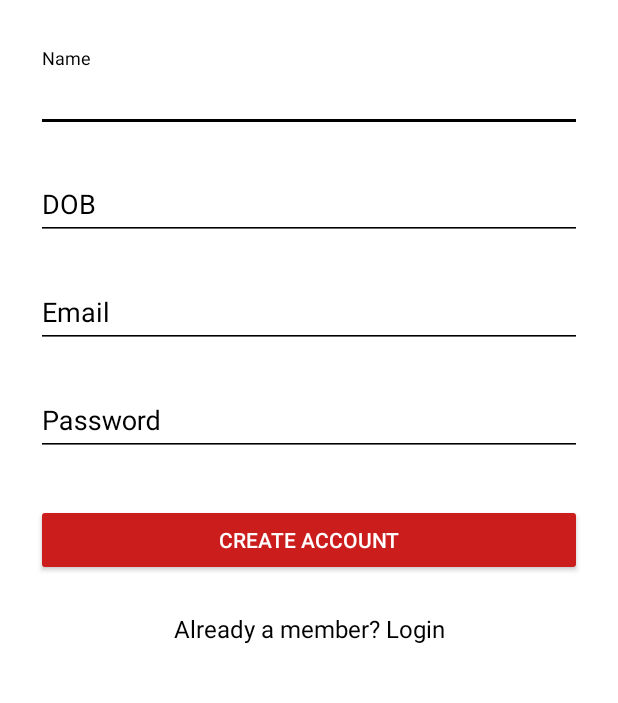
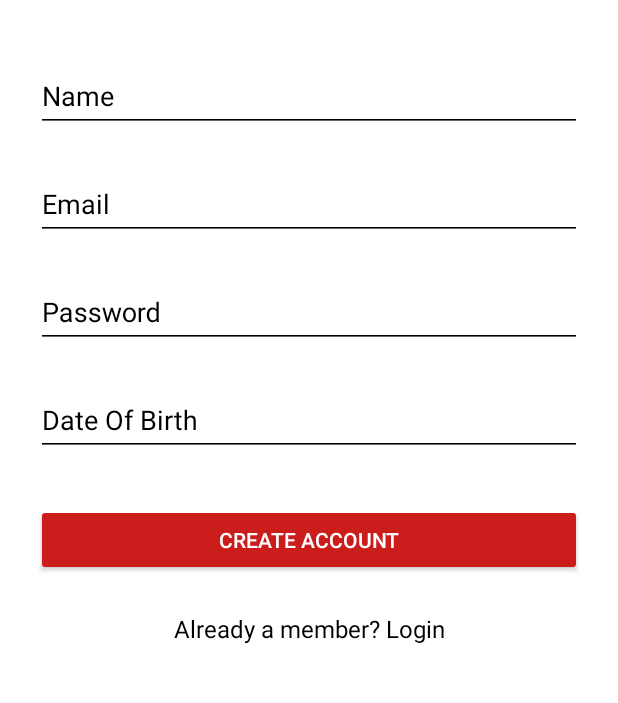
Before and after one commit to hmmousa/EventFy, an Android app: the screen it shows after launch (SignupActivity), on a phone screen of 412 x 824 dp, the part 384-1087 px from its top. Run offline under Robolectric (Android 15) with nearby library versions, the phone set to English and light mode, and no system bars; our stand-ins replace ButterKnife; libraries missing offline, so code that uses them is left out: com.fourmob.datetimepicker; 1 statement that could not run was skipped.

Commit message:
signup DOB changes

```diff
--- a/app/src/main/java/com/CSUF/EventFy/SignupActivity.java
+++ b/app/src/main/java/com/CSUF/EventFy/SignupActivity.java
@@ -40,7 +40,7 @@ public class SignupActivity extends AppCompatActivity implements OnDateSetListen
     @Bind(R.id.input_name) EditText _nameText;
     @Bind(R.id.input_email) EditText _emailText;
     @Bind(R.id.input_password) EditText _passwordText;
-    @Bind(R.id.input_DOB) EditText _dobtext;
+    @Bind(R.id.input_DOB) TextView _dobtext;
     @Bind(R.id.btn_signup) Button _signupButton;
     @Bind(R.id.link_login) TextView _loginLink;
 
--- a/app/src/main/res/layout/activity_signup.xml
+++ b/app/src/main/res/layout/activity_signup.xml
@@ -11,7 +11,10 @@
         android:layout_height="wrap_content"
         android:paddingTop="56dp"
         android:paddingLeft="24dp"
-        android:paddingRight="24dp">
+        android:paddingRight="24dp"
+        android:focusable="true"
+        android:focusableInTouchMode="true"
+        >
 
         <!-- Name Label -->
         <ImageView
@@ -35,18 +38,7 @@
                       android:textColor="@color/black"/>
         </android.support.design.widget.TextInputLayout>'
 
-        <android.support.design.widget.TextInputLayout
-            android:layout_width="match_parent"
-            android:layout_height="wrap_content"
-            android:layout_marginTop="8dp"
-            android:layout_marginBottom="8dp">
-            <EditText android:id="@+id/input_DOB"
-                android:layout_width="match_parent"
-                android:layout_height="wrap_content"
-                android:inputType="textCapWords|date"
-                android:hint="DOB"
-                      android:textColor="@color/black"/>
-        </android.support.design.widget.TextInputLayout>
+
 
         <!--  Email Label -->
         <android.support.design.widget.TextInputLayout
@@ -76,6 +68,25 @@
                       android:textColor="@color/black"/>
         </android.support.design.widget.TextInputLayout>
 
+        <android.support.design.widget.TextInputLayout
+            android:layout_width="match_parent"
+            android:layout_height="wrap_content"
+            android:layout_marginTop="8dp"
+            android:layout_marginBottom="8dp"
+            android:focusable="false"
+            android:clickable="true">
+            <EditText android:id="@+id/input_DOB"
+                      android:layout_width="match_parent"
+                      android:layout_height="wrap_content"
+                      android:inputType="textCapWords|date"
+                      android:hint="Date Of Birth"
+                      android:textColor="@color/black"
+                      android:focusable="false"
+                      android:clickable="true"
+                     />
+        </android.support.design.widget.TextInputLayout>
+
+
         <!-- Signup Button -->
 
         <android.support.v7.widget.AppCompatButton
```
